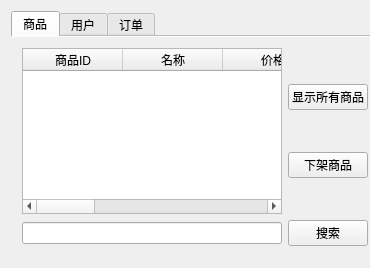
Qt form adminWindow.ui (KyokaiNoKanata/TradingPlatform) before a commit.
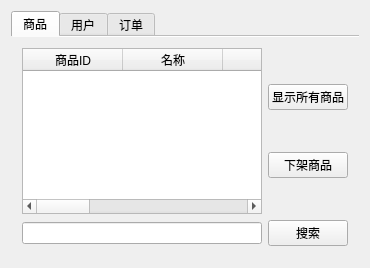
The same form after that commit. The open tabs and pages were chosen to show the change.

Commit message: order view

```diff
--- a/adminWindow.ui
+++ b/adminWindow.ui
@@ -14,7 +14,7 @@
    <string>adminWindow</string>
   </property>
   <widget class="QWidget" name="centralWidget">
-   <layout class="QFormLayout" name="formLayout_2">
+   <layout class="QGridLayout" name="gridLayout">
     <item row="0" column="0">
      <widget class="QTabWidget" name="tabWidget">
       <property name="currentIndex">
@@ -30,7 +30,7 @@
        <attribute name="title">
         <string>商品</string>
        </attribute>
-       <layout class="QGridLayout" name="gridLayout">
+       <layout class="QGridLayout" name="gridLayout_4">
         <item row="0" column="0">
          <widget class="QTableWidget" name="commodityTableWidget">
           <column>
```
Left out of the diff: 18 changed lines with no effect on the pictures. The commit also changes 2 other files.
